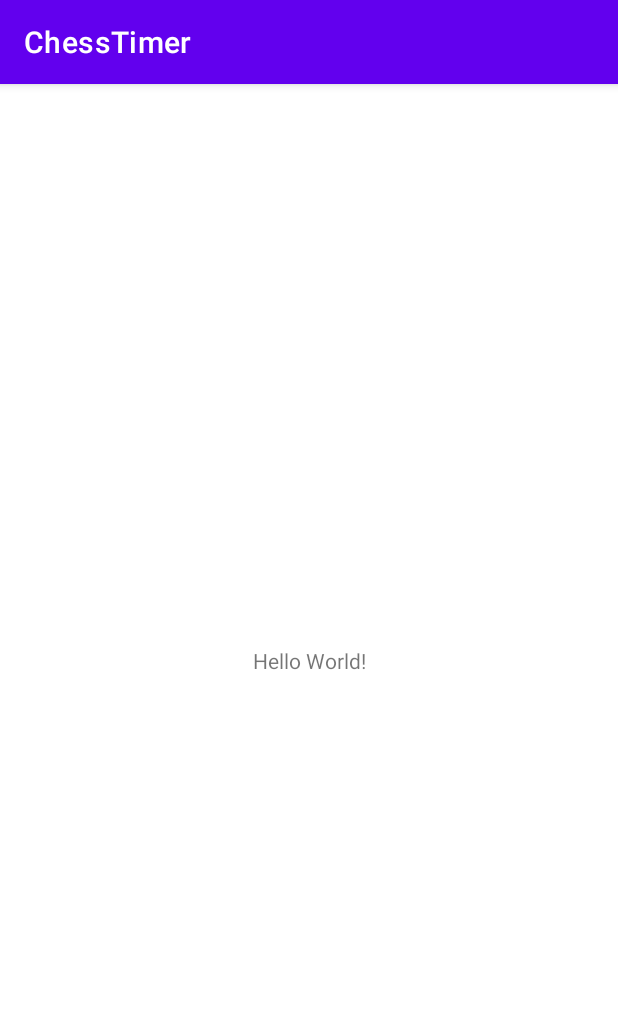
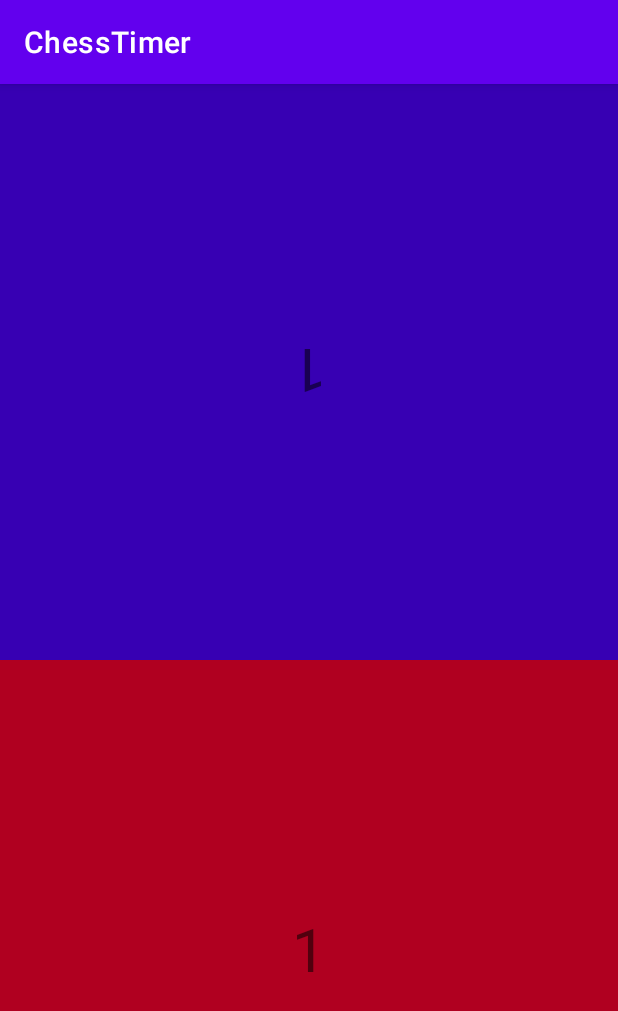
Before and after one commit to Ulyana75/ChessTimer, an Android app: the screen it shows after launch (MainActivity), on a phone screen of 412 x 824 dp. Shown: the top 1011 px of the screen. Run offline under Robolectric (Android 15) with nearby library versions, the phone set to English and light mode, and no system bars.

Commit message:
Create jobs for timer

```diff
--- a/app/src/main/java/com/itmofitip/chesstimer/MainActivity.kt
+++ b/app/src/main/java/com/itmofitip/chesstimer/MainActivity.kt
@@ -2,10 +2,20 @@ package com.itmofitip.chesstimer
 
 import androidx.appcompat.app.AppCompatActivity
 import android.os.Bundle
+import com.itmofitip.chesstimer.view.fragment.TimerFragment
+import com.itmofitip.chesstimer.utilities.APP_ACTIVITY
+import com.itmofitip.chesstimer.utilities.replaceFragment
 
 class MainActivity : AppCompatActivity() {
+
     override fun onCreate(savedInstanceState: Bundle?) {
         super.onCreate(savedInstanceState)
+        APP_ACTIVITY = this
         setContentView(R.layout.activity_main)
     }
+
+    override fun onStart() {
+        super.onStart()
+        replaceFragment(TimerFragment(), false)
+    }
 }
--- /dev/null
+++ b/app/src/main/java/com/itmofitip/chesstimer/presenter/TimerPresenter.kt
@@ -0,0 +1,111 @@
+package com.itmofitip.chesstimer.presenter
+
+import android.util.Log
+import com.itmofitip.chesstimer.view.TimerView
+import kotlinx.coroutines.*
+import kotlinx.coroutines.flow.*
+
+class TimerPresenter(private val view: TimerView) {
+
+    private val turn = MutableStateFlow<Int?>(null)
+    private val isPause = MutableStateFlow(true)
+    private val startFirstTime = "1"
+    private val startSecondTime = "1"
+    var currentFirstTime = startFirstTime
+    var currentSecondTime = startSecondTime
+    private var activeJob: Job? = null
+
+    init {
+        view.setFirstTime(startFirstTime)
+        view.setSecondTime(startSecondTime)
+
+        CoroutineScope(Dispatchers.IO).launch {
+            isPause.collect {
+                if (it) {
+                    activeJob?.cancel()
+                }
+            }
+        }
+
+        CoroutineScope(Dispatchers.IO).launch {
+            observeTurn()
+        }
+    }
+
+    fun startTimer() {
+        isPause.value = false
+        CoroutineScope(Dispatchers.IO).launch {
+            observeTurn()
+        }
+    }
+
+    fun stopTimer() {
+        isPause.value = true
+    }
+
+    fun onFirstTimeButtonClicked() {
+        Log.d("LOL", "onFirstTimeButtonClicked")
+        turn.value = 1
+    }
+
+    fun onSecondTimeButtonClicked() {
+        Log.d("LOL", "onSecondTimeButtonClicked")
+        turn.value = 0
+    }
+
+    private suspend fun observeTurn() {
+        Log.d("LOL", "observeTurn")
+        turn.collect {
+            Log.d("LOL", "im in collect turn with value $it")
+            activeJob?.cancel()
+
+            when (it) {
+                0 -> {
+                    activeJob = getTimerJob(0)
+                }
+                1 -> {
+                    activeJob = getTimerJob(1)
+                }
+            }
+        }
+    }
+
+    private fun getTimerJob(a: Int): Job {
+        return when (a) {
+            0 -> CoroutineScope(Dispatchers.IO).launch {
+                getFirstTimeFlow().collect { time ->
+                    withContext(Dispatchers.Main) {
+                        view.setFirstTime(time)
+                    }
+                }
+            }
+            else -> CoroutineScope(Dispatchers.IO).launch {
+                getSecondTimeFlow().collect { time ->
+                    withContext(Dispatchers.Main) {
+                        view.setSecondTime(time)
+                    }
+                }
+            }
+        }
+    }
+
+    private fun getFirstTimeFlow(): Flow<String> {
+        return flow {
+            while (true) {
+                delay(1000)
+                currentFirstTime += '1'
+                emit(currentFirstTime)
+            }
+        }.flowOn(Dispatchers.IO)
+    }
+
+    private fun getSecondTimeFlow(): Flow<String> {
+        return flow {
+            while (true) {
+                delay(1000)
+                currentSecondTime += '1'
+                emit(currentSecondTime)
+            }
+        }.flowOn(Dispatchers.IO)
+    }
+}
--- /dev/null
+++ b/app/src/main/java/com/itmofitip/chesstimer/utilities/constants.kt
@@ -0,0 +1,5 @@
+package com.itmofitip.chesstimer.utilities
+
+import com.itmofitip.chesstimer.MainActivity
+
+lateinit var APP_ACTIVITY: MainActivity
--- /dev/null
+++ b/app/src/main/java/com/itmofitip/chesstimer/utilities/funs.kt
@@ -0,0 +1,16 @@
+package com.itmofitip.chesstimer.utilities
+
+import androidx.fragment.app.Fragment
+import com.itmofitip.chesstimer.R
+
+fun replaceFragment(fragment: Fragment, addToBackStack: Boolean) {
+    if (addToBackStack) {
+        APP_ACTIVITY.supportFragmentManager.beginTransaction()
+            .replace(R.id.data_container, fragment).addToBackStack(null)
+            .commit()
+    } else {
+        APP_ACTIVITY.supportFragmentManager.beginTransaction()
+            .replace(R.id.data_container, fragment)
+            .commit()
+    }
+}
--- /dev/null
+++ b/app/src/main/java/com/itmofitip/chesstimer/view/TimerView.kt
@@ -0,0 +1,6 @@
+package com.itmofitip.chesstimer.view
+
+interface TimerView {
+    fun setFirstTime(time: String)
+    fun setSecondTime(time: String)
+}
--- /dev/null
+++ b/app/src/main/java/com/itmofitip/chesstimer/view/fragment/TimerFragment.kt
@@ -0,0 +1,47 @@
+package com.itmofitip.chesstimer.view.fragment
+
+import android.os.Bundle
+import androidx.fragment.app.Fragment
+import android.view.LayoutInflater
+import android.view.View
+import android.view.ViewGroup
+import android.widget.TextView
+import androidx.constraintlayout.widget.ConstraintLayout
+import com.itmofitip.chesstimer.R
+import com.itmofitip.chesstimer.presenter.TimerPresenter
+import com.itmofitip.chesstimer.view.TimerView
+
+
+class TimerFragment : Fragment(), TimerView {
+
+    private lateinit var presenter: TimerPresenter
+
+    override fun onCreateView(
+        inflater: LayoutInflater, container: ViewGroup?,
+        savedInstanceState: Bundle?
+    ): View? {
+        // Inflate the layout for this fragment
+        return inflater.inflate(R.layout.fragment_timer, container, false)
+    }
+
+    override fun onStart() {
+        super.onStart()
+
+        presenter = TimerPresenter(this)
+
+        requireActivity().findViewById<ConstraintLayout>(R.id.button_timer_first).setOnClickListener {
+            presenter.onFirstTimeButtonClicked()
+        }
+        requireActivity().findViewById<ConstraintLayout>(R.id.button_timer_second).setOnClickListener {
+            presenter.onSecondTimeButtonClicked()
+        }
+    }
+
+    override fun setFirstTime(time: String) {
+        requireActivity().findViewById<TextView>(R.id.time_first).text = time
+    }
+
+    override fun setSecondTime(time: String) {
+        requireActivity().findViewById<TextView>(R.id.time_second).text = time
+    }
+}
--- a/app/src/main/res/layout/activity_main.xml
+++ b/app/src/main/res/layout/activity_main.xml
@@ -6,13 +6,21 @@
     android:layout_height="match_parent"
     tools:context=".MainActivity">
 
-    <TextView
-        android:layout_width="wrap_content"
-        android:layout_height="wrap_content"
-        android:text="Hello World!"
-        app:layout_constraintBottom_toBottomOf="parent"
-        app:layout_constraintLeft_toLeftOf="parent"
-        app:layout_constraintRight_toRightOf="parent"
-        app:layout_constraintTop_toTopOf="parent" />
+    <androidx.appcompat.widget.Toolbar
+        android:layout_width="match_parent"
+        android:layout_height="?attr/actionBarSize"
+        android:id="@+id/main_toolbar"
+        android:visibility="gone"
+        app:layout_constraintTop_toTopOf="parent"
+        app:layout_constraintStart_toStartOf="parent"
+        app:layout_constraintEnd_toEndOf="parent"
+        android:theme="@style/ThemeOverlay.AppCompat.Dark.ActionBar"/>
+
+    <androidx.constraintlayout.widget.ConstraintLayout
+        android:layout_width="match_parent"
+        android:layout_height="0dp"
+        android:id="@+id/data_container"
+        app:layout_constraintTop_toBottomOf="@+id/main_toolbar"
+        app:layout_constraintBottom_toBottomOf="parent"/>
 
 </androidx.constraintlayout.widget.ConstraintLayout>
--- /dev/null
+++ b/app/src/main/res/layout/fragment_timer.xml
@@ -0,0 +1,61 @@
+<?xml version="1.0" encoding="utf-8"?>
+<androidx.constraintlayout.widget.ConstraintLayout xmlns:android="http://schemas.android.com/apk/res/android"
+    xmlns:tools="http://schemas.android.com/tools"
+    android:layout_width="match_parent"
+    android:layout_height="match_parent"
+    xmlns:app="http://schemas.android.com/apk/res-auto"
+    tools:context=".view.fragment.TimerFragment">
+
+    <androidx.constraintlayout.widget.Guideline
+        android:id="@+id/guideline"
+        android:layout_width="match_parent"
+        android:layout_height="wrap_content"
+        android:orientation="horizontal"
+        app:layout_constraintGuide_percent="0.5"/>
+
+    <androidx.constraintlayout.widget.ConstraintLayout
+        android:id="@+id/button_timer_second"
+        android:layout_width="match_parent"
+        android:layout_height="0dp"
+        app:layout_constraintTop_toTopOf="parent"
+        app:layout_constraintBottom_toTopOf="@id/guideline"
+        android:background="@color/purple_700"
+        android:clickable="true"
+        android:focusable="true">
+
+        <TextView
+            android:id="@+id/time_second"
+            android:layout_width="match_parent"
+            android:layout_height="wrap_content"
+            app:layout_constraintTop_toTopOf="parent"
+            app:layout_constraintBottom_toBottomOf="parent"
+            android:rotation="180"
+            tools:text="ABOBA"
+            android:textAlignment="center"
+            android:textSize="40sp"/>
+
+    </androidx.constraintlayout.widget.ConstraintLayout>
+
+    <androidx.constraintlayout.widget.ConstraintLayout
+        android:id="@+id/button_timer_first"
+        android:layout_width="match_parent"
+        android:layout_height="0dp"
+        app:layout_constraintTop_toBottomOf="@+id/guideline"
+        app:layout_constraintBottom_toBottomOf="parent"
+        android:background="@color/design_default_color_error"
+        android:clickable="true"
+        android:focusable="true">
+
+        <TextView
+            android:id="@+id/time_first"
+            android:layout_width="match_parent"
+            android:layout_height="wrap_content"
+            app:layout_constraintTop_toTopOf="parent"
+            app:layout_constraintBottom_toBottomOf="parent"
+            tools:text="ABOBA"
+            android:textAlignment="center"
+            android:textSize="40sp"/>
+
+    </androidx.constraintlayout.widget.ConstraintLayout>
+
+</androidx.constraintlayout.widget.ConstraintLayout>
--- a/app/src/main/res/values/strings.xml
+++ b/app/src/main/res/values/strings.xml
@@ -1,3 +1,5 @@
 <resources>
     <string name="app_name">ChessTimer</string>
+    <!-- TODO: Remove or change this placeholder text -->
+    <string name="hello_blank_fragment">Hello blank fragment</string>
 </resources>
```
Also changed, not shown: app/build.gradle (+11 -9 lines).
